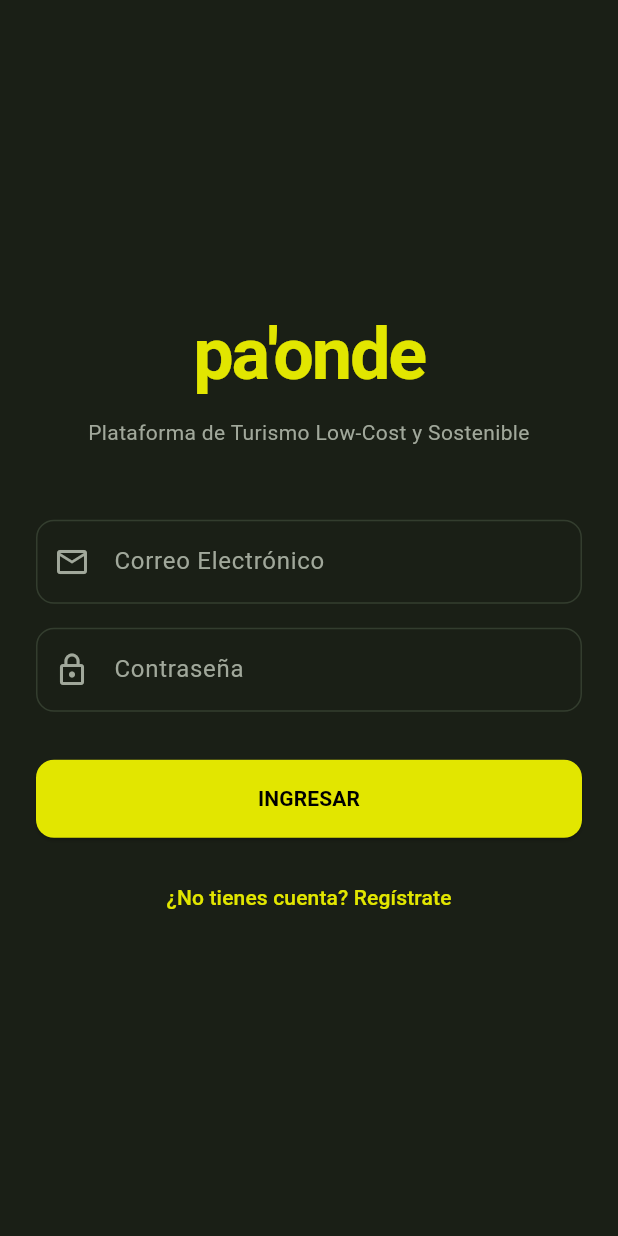
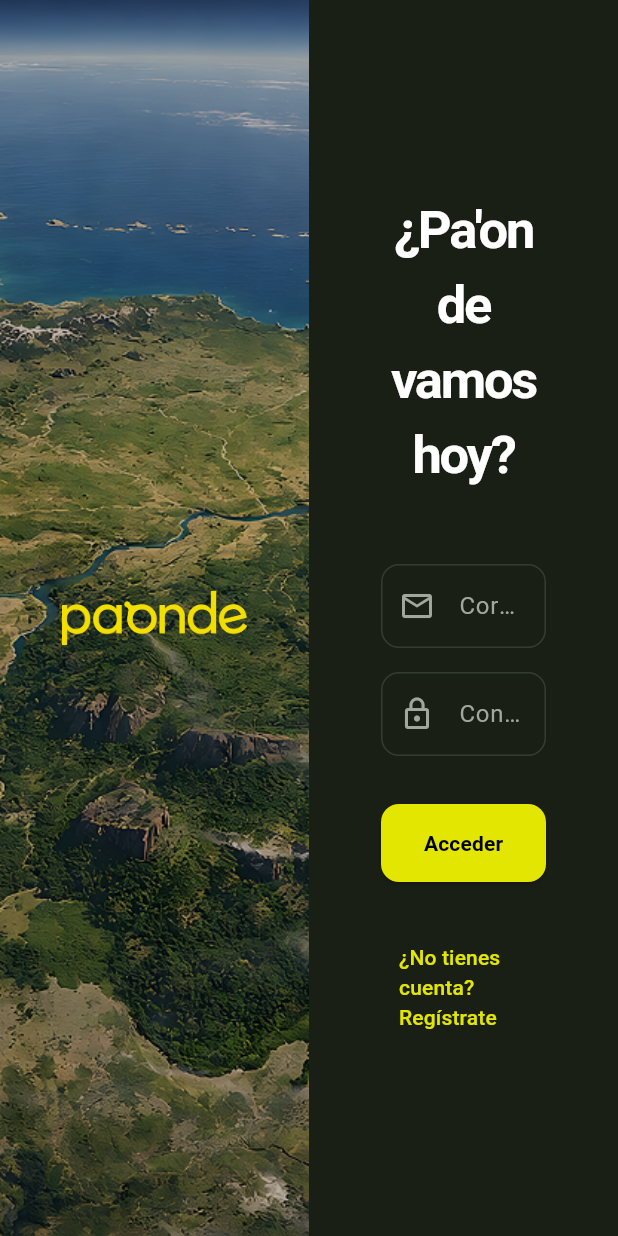
Before and after one commit to romerito08/pa-nde, a Flutter app: the screen it shows after launch, on a phone screen of 412 x 824 dp. Run offline on Flutter 3.47's test engine with Material 3 defaults, Android fonts, the phone set to English and light mode, and no system bars; our stand-ins replace firebase_auth, firebase_core; accounts and stored records are empty.

Commit message:
Diseño del login acomodado al figma

```diff
--- a/lib/features/login/login_screen.dart
+++ b/lib/features/login/login_screen.dart
@@ -45,31 +45,53 @@ class _LoginScreenState extends State<LoginScreen> {
   Widget build(BuildContext context) {
     return Scaffold(
       backgroundColor: const Color(0xff1A1F16),
-      body: SafeArea(
+      body: Row(
+        children: [
+          Expanded (
+            child: Container(
+              child:Stack(
+                children: [
+                  SizedBox.expand(
+                  child: Image.asset('assets/imageninicio.png',
+                  fit: BoxFit.cover,
+                ),
+              ),
+              Center(
+                child: FractionallySizedBox(
+                  widthFactor: 0.6,
+                child: Image.asset('assets/Logo.png',
+                  fit: BoxFit.contain,
+                ),
+              ),
+              ),
+            ],
+          ),
+        ),
+      ),
+
+                  Expanded(
+                    child: SafeArea(
                       child: Padding(
-          padding: const EdgeInsets.symmetric(horizontal: 24.0),
+                        padding: const EdgeInsets.symmetric(horizontal: 48.0),
+                        key: const ValueKey('from_padding'),
                         child: Center(
                           child: SingleChildScrollView(
                             child: Column(
-                mainAxisAlignment: MainAxisAlignment.center,
+                            mainAxisAlignment: MainAxisAlignment.start,
                             crossAxisAlignment: CrossAxisAlignment.stretch,
                             children: [
                              const Text(
-                    'pa\'onde',
+                              '¿Pa\'onde vamos hoy?',
                                 textAlign: TextAlign.center,
                                 style: TextStyle(
-                      fontSize: 48,
+                                fontSize: 35,
                                 fontWeight: FontWeight.bold,
-                      color: Color(0xffE2E600),
+                                color: Color.fromARGB(255, 255, 255, 255),
                                 letterSpacing: -1.5,
                     ),
                   ),
-                  const SizedBox(height: 8),
-                  const Text(
-                    'Plataforma de Turismo Low-Cost y Sostenible',
-                    textAlign: TextAlign.center,
-                    style: TextStyle(fontSize: 14, color: Color(0xffA1A89B)),
-                  ),
+
+
                   const SizedBox(height: 48),
 
                   // Campo correo
@@ -121,7 +143,9 @@ class _LoginScreenState extends State<LoginScreen> {
                       if (_controller.isLoading) {
                         return const Center(child: CircularProgressIndicator());
                       }
-                      return ElevatedButton(
+                      return SizedBox(
+                        width: double.infinity,
+                        child: ElevatedButton(
                         onPressed: _handleLogin,
                         style: ElevatedButton.styleFrom(
                           backgroundColor: const Color(0xffE2E600),
@@ -131,11 +155,12 @@ class _LoginScreenState extends State<LoginScreen> {
                             borderRadius: BorderRadius.circular(12),
                           ),
                         ),
-                        child: const Text('INGRESAR', style: TextStyle(fontWeight: FontWeight.bold)),
+                        child: const Text('Acceder', style: TextStyle(fontWeight: FontWeight.bold)),
+                        ),
                       );
                     },
                   ),
-                  const SizedBox(height: 16),
+                  const SizedBox(height: 32),
 
                   TextButton(
                     onPressed: () {
@@ -155,6 +180,9 @@ class _LoginScreenState extends State<LoginScreen> {
           ),
         ),
                     ),
+                  ),
+        ],
+      ),
     );
   }
 }
--- a/pubspec.yaml
+++ b/pubspec.yaml
@@ -60,6 +60,11 @@ flutter:
   # the material Icons class.
   uses-material-design: true
 
+  assets:
+    - assets/imageninicio.png
+    - assets/Logo.png
+
+
   # To add assets to your application, add an assets section, like this:
   # assets:
   #   - images/a_dot_burr.jpeg
```
Also changed, not shown: assets/Logo.png (added), assets/imageninicio.png (added). Lines whose indentation alone changed are shown as unchanged.
